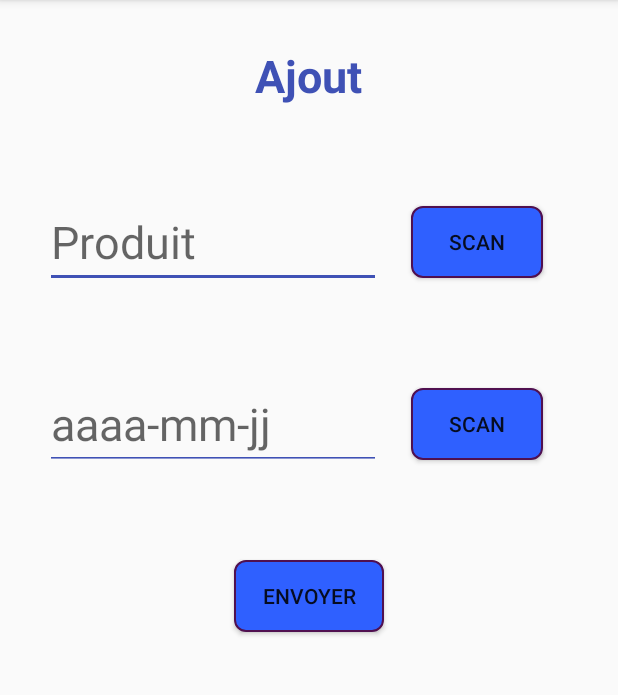
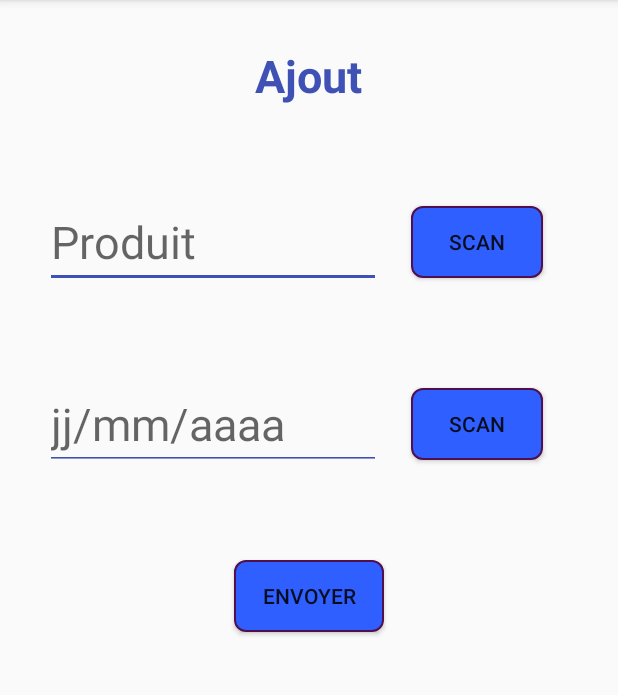
Before and after one commit to FrancoisLefevre12/Optali, an Android app: the AjoutActivity screen opened directly, with no data from a screen before it, after a tap on "ENVOYER", on a phone screen of 412 x 824 dp, the part 84-779 px from its top. Run offline under Robolectric (Android 15) with nearby library versions, the phone set to English and light mode, and no system bars; our stand-ins replace Volley; libraries missing offline, so code that uses them is left out: com.googlecode.tesseract, com.theartofdev.edmodo; network calls fail; 3 statements that could not run were skipped.

Commit message:
Ajout de la conversion de date dans la page ajout

```diff
--- a/Optalinew/app/src/main/java/com/app/optali/AjoutActivity.java
+++ b/Optalinew/app/src/main/java/com/app/optali/AjoutActivity.java
@@ -34,7 +34,10 @@ import com.android.volley.*;
 import com.android.volley.toolbox.StringRequest;
 
 import java.io.IOException;
+import java.text.SimpleDateFormat;
+import java.util.Date;
 import java.util.HashMap;
+import java.util.Locale;
 import java.util.Map;
 
 
@@ -118,10 +121,20 @@ public class AjoutActivity extends AppCompatActivity implements View.OnClickList
 
     }
 
+    public String translateDate(String d1){
+        SimpleDateFormat originalFormat = new SimpleDateFormat("dd/MM/yyyy");
+        SimpleDateFormat finalFormat = new SimpleDateFormat("yyyy-MM-dd");
+        Date datef = new Date();
+        try {
+                datef = originalFormat.parse(d1);
+        }catch (java.text.ParseException e){}
+        return finalFormat.format(datef);
+    }
+
     // Methode d'envoi de la date et du produit au server.
     private void sendData() {
         final String product = EditTextProduct.getText().toString();
-        final String date = EditTextDate.getText().toString();
+        final String date = translateDate(EditTextDate.getText().toString());
 
         StringRequest stringRequest = new StringRequest(Request.Method.POST, REGISTER_URL,
                 new Response.Listener<String>() {
--- a/Optalinew/app/src/main/res/layout/ajout.xml
+++ b/Optalinew/app/src/main/res/layout/ajout.xml
@@ -62,7 +62,7 @@
             android:backgroundTint="@color/colorPrimary"
             android:layout_gravity="center"
             android:layout_weight="50"
-            android:hint="aaaa-mm-jj"
+            android:hint="jj/mm/aaaa"
             android:textSize="30dip" />
 
 
```
